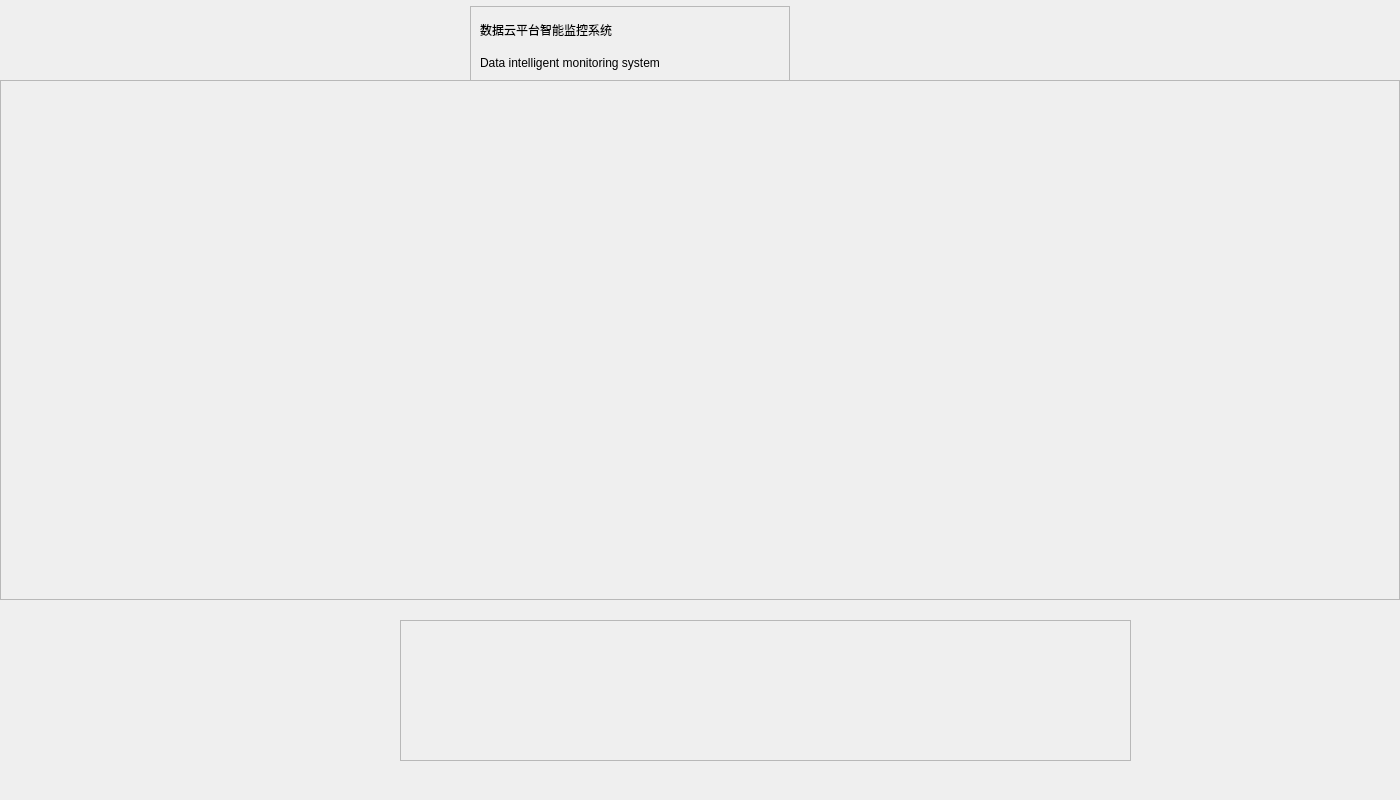
This is mainwidget.ui in nhyilin/TJ_Launch as Qt 5 draws it before an edit. The edited form follows.
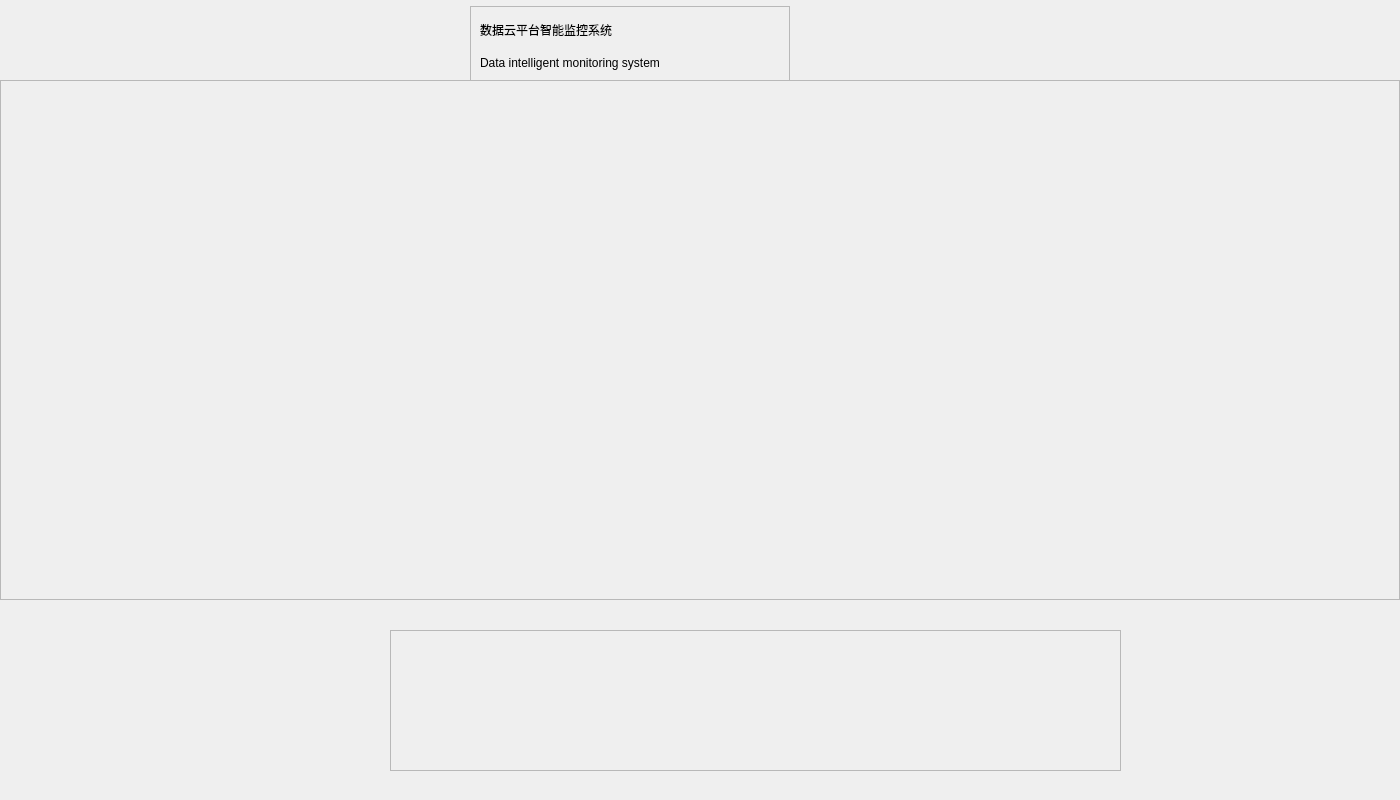
This is the edited form.

Patch:
```diff
--- a/mainwidget.ui
+++ b/mainwidget.ui
@@ -25,8 +25,8 @@
    <widget class="QFrame" name="functionFrame_2">
     <property name="geometry">
      <rect>
-      <x>400</x>
-      <y>20</y>
+      <x>390</x>
+      <y>30</y>
       <width>731</width>
       <height>141</height>
      </rect>
```
